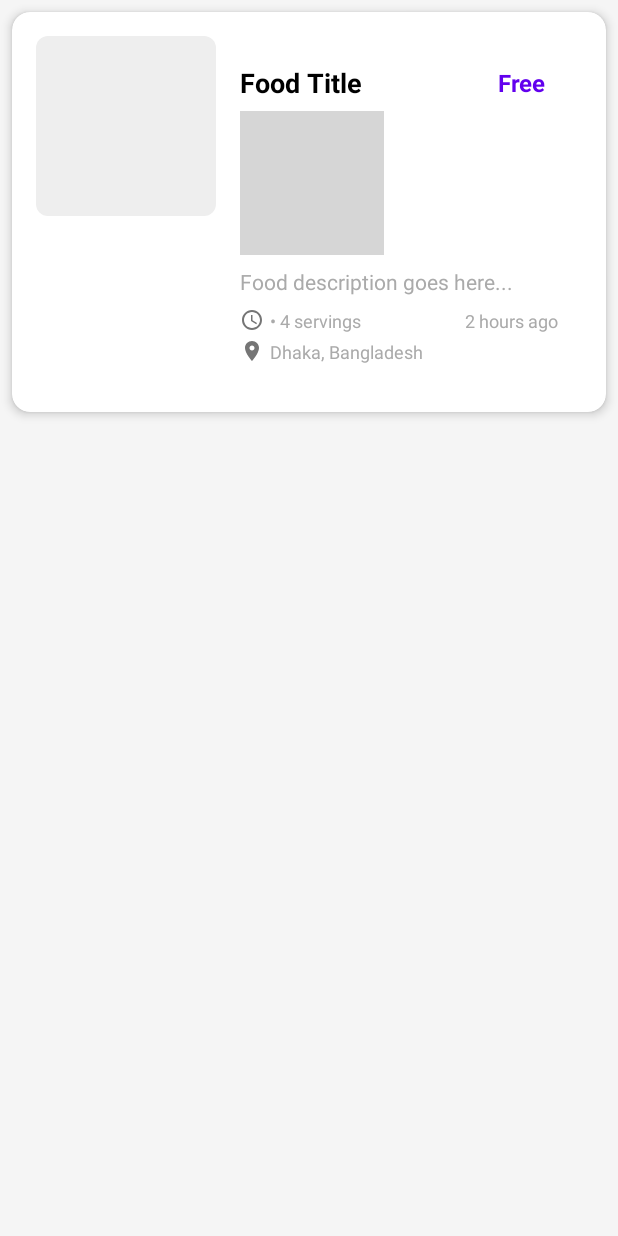
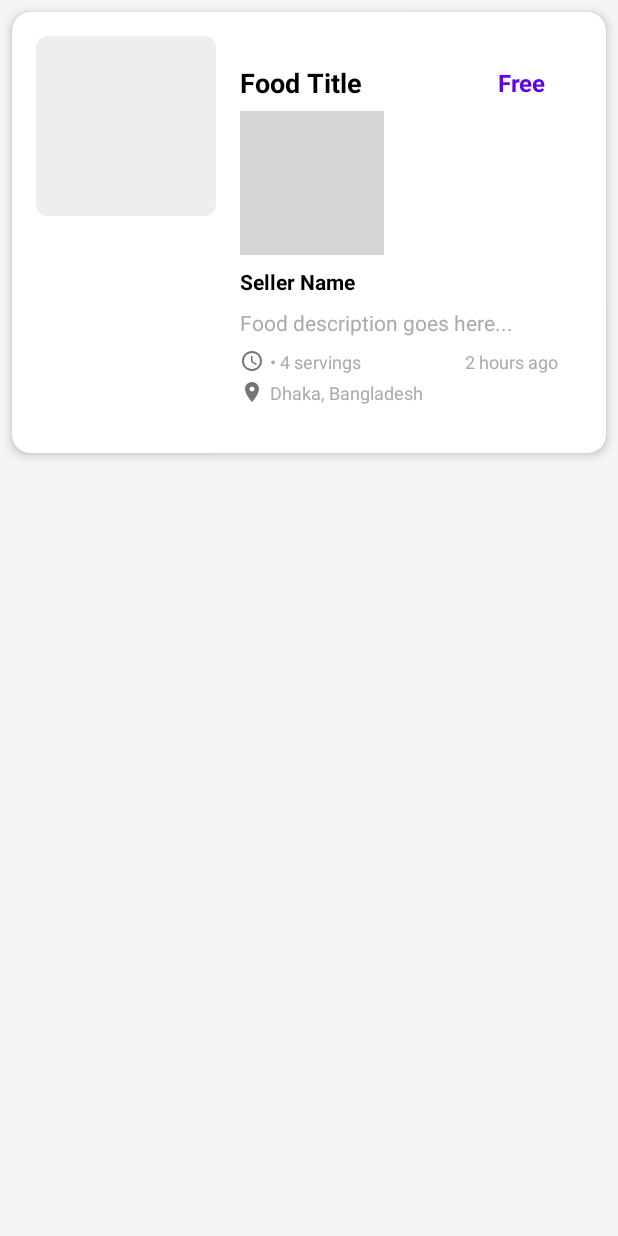
Before and after one commit to robiul-islam-ridoy/KhaddoBondhu, an Android app: the layout item_food_post.xml on its own in the app's theme, with its tools: preview values and no code run, on a phone screen of 412 x 824 dp. Run offline under Robolectric (Android 15) with nearby library versions, the phone set to English and light mode, and no system bars; grey boxes are pictures that could not be loaded.

Commit message:
name of the poster added to the dashboard posts

```diff
--- a/app/src/main/java/com/example/khaddobondhu/model/FoodPost.java
+++ b/app/src/main/java/com/example/khaddobondhu/model/FoodPost.java
@@ -6,6 +6,7 @@ import java.util.List;
 public class FoodPost {
     private String id;
     private String userId;
+    private String userName;
     private String title;
     private String description;
     private String postType; // DONATE, SELL, REQUEST_DONATION, REQUEST_TO_BUY
@@ -36,11 +37,12 @@ public class FoodPost {
     }
 
     // Constructor with all fields
-    public FoodPost(String userId, String title, String description, String postType,
+    public FoodPost(String userId, String userName, String title, String description, String postType,
                    double price, int quantity, String quantityUnit, String foodType,
                    String pickupLocation, Timestamp expiryDate) {
         this.userId = userId;
         this.title = title;
+        this.userName = userName;
         this.description = description;
         this.postType = postType;
         this.price = price;
@@ -60,6 +62,7 @@ public class FoodPost {
     // Getters
     public String getId() { return id; }
     public String getUserId() { return userId; }
+    public String getUserName() {return userName;}
     public String getTitle() { return title; }
     public String getDescription() { return description; }
     public String getPostType() { return postType; }
@@ -85,6 +88,7 @@ public class FoodPost {
     // Setters
     public void setId(String id) { this.id = id; }
     public void setUserId(String userId) { this.userId = userId; }
+    public void setUserName(String userName) {this.userName = userName;}
     public void setTitle(String title) { this.title = title; }
     public void setDescription(String description) { this.description = description; }
     public void setPostType(String postType) { this.postType = postType; }
--- a/app/src/main/java/com/example/khaddobondhu/ui/home/FoodPostAdapter.java
+++ b/app/src/main/java/com/example/khaddobondhu/ui/home/FoodPostAdapter.java
@@ -62,6 +62,9 @@ public class FoodPostAdapter extends RecyclerView.Adapter<FoodPostAdapter.ViewHo
 
         // Set post type
         holder.postTypeTextView.setText(post.getPostType());
+
+        // Set seller name
+        holder.sellerNameTextView.setText(post.getUserName());
 
         // Set description
         holder.descriptionTextView.setText(post.getDescription());
@@ -144,6 +147,7 @@ public class FoodPostAdapter extends RecyclerView.Adapter<FoodPostAdapter.ViewHo
         TextView titleTextView;
         TextView priceTextView;
         TextView postTypeTextView;
+        TextView sellerNameTextView;
         TextView descriptionTextView;
         TextView quantityTextView;
         TextView timeLeftTextView;
@@ -156,6 +160,7 @@ public class FoodPostAdapter extends RecyclerView.Adapter<FoodPostAdapter.ViewHo
             titleTextView = itemView.findViewById(R.id.titleTextView);
             priceTextView = itemView.findViewById(R.id.priceTextView);
             postTypeTextView = itemView.findViewById(R.id.postTypeTextView);
+            sellerNameTextView = itemView.findViewById(R.id.sellerNameTextView);
             descriptionTextView = itemView.findViewById(R.id.descriptionTextView);
             quantityTextView = itemView.findViewById(R.id.quantityTextView);
             timeLeftTextView = itemView.findViewById(R.id.timeLeftTextView);
--- a/app/src/main/res/layout/item_food_post.xml
+++ b/app/src/main/res/layout/item_food_post.xml
@@ -75,6 +75,19 @@
                 android:paddingVertical="2dp"
                 android:layout_marginTop="4dp" />
 
+            <!-- Seller Name -->
+            <TextView
+                android:id="@+id/sellerNameTextView"
+                android:layout_width="match_parent"
+                android:layout_height="wrap_content"
+                android:text="Seller Name"
+                android:textSize="14sp"
+                android:textColor="@android:color/black"
+                android:textStyle="bold"
+                android:maxLines="1"
+                android:ellipsize="end"
+                android:layout_marginTop="8dp" />
+
             <!-- Description -->
             <TextView
                 android:id="@+id/descriptionTextView"
```
Also changed, not shown: app/src/main/java/com/example/khaddobondhu/service/FirebaseService.java (+22 -0 lines), app/src/main/java/com/example/khaddobondhu/ui/createpost/CreatePostFragment.java (+35 -11 lines).
